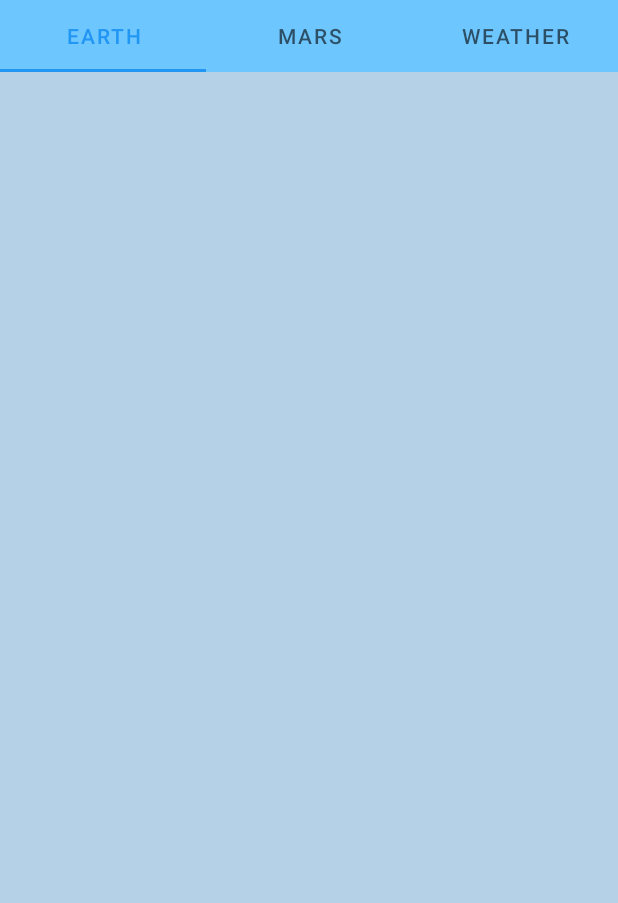
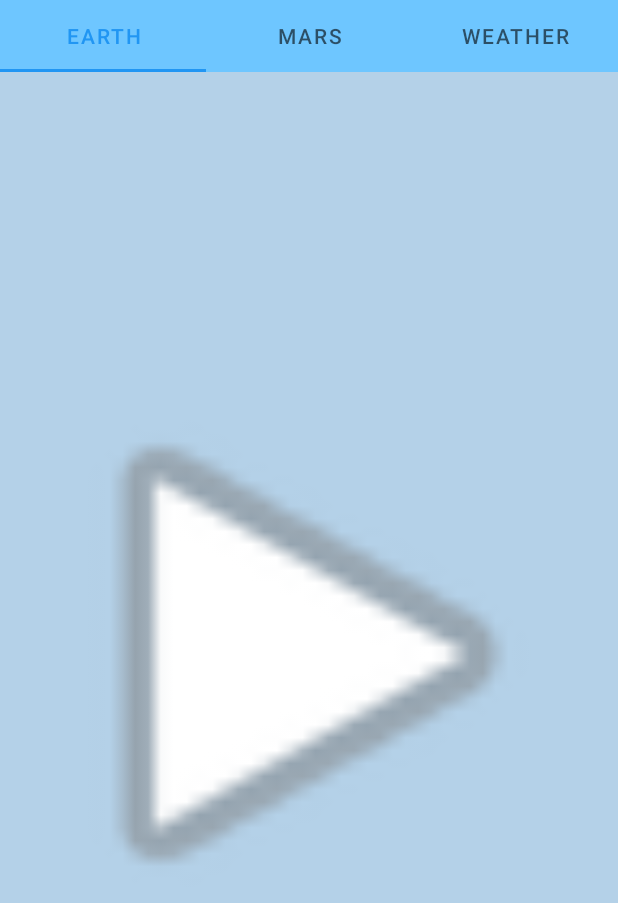
Before and after one commit to donspb/justpic, an Android app: the EarthFragment screen opened directly, with no data from a screen before it, on a phone screen of 412 x 824 dp. Shown: the top 903 px of the screen. Run offline under Robolectric (Android 15) with nearby library versions, the phone set to English and light mode, and no system bars; network calls fail.

Commit message:
Practice05-3

```diff
--- a/app/src/main/java/ru/gb/donspb/justpic/ui/addon/EarthFragment.kt
+++ b/app/src/main/java/ru/gb/donspb/justpic/ui/addon/EarthFragment.kt
@@ -1,62 +1,18 @@
 package ru.gb.donspb.justpic.ui.addon
 
 import android.os.Bundle
-import android.text.Layout
 import androidx.fragment.app.Fragment
 import android.view.LayoutInflater
 import android.view.View
 import android.view.ViewGroup
-import android.widget.ListAdapter
-import android.widget.TextView
-import android.widget.Toast
-import androidx.constraintlayout.widget.ConstraintSet
-import androidx.lifecycle.ViewModelProvider
-import androidx.lifecycle.Observer
-import androidx.recyclerview.widget.LinearLayoutManager
-import androidx.recyclerview.widget.RecyclerView
-import com.google.android.material.chip.Chip
 import ru.gb.donspb.justpic.R
-import ru.gb.donspb.justpic.model.*
-import java.util.*
 
 class EarthFragment : Fragment() {
-
-    private val adapter = EpicRecycler(
-    object: EpicRecycler.OnListItemClickListener {
-        override fun onItemClick(dataItem: EPICServerResponse) {
-            Toast.makeText(requireContext(), dataItem.date, Toast.LENGTH_SHORT).show()
-        }
-    }
-    )
-
-    private val viewModel by lazy {
-        ViewModelProvider(this).get(AddonViewModel::class.java)
-    }
 
     override fun onCreateView(
         inflater: LayoutInflater, container: ViewGroup?,
         savedInstanceState: Bundle?
     ): View? {
-        return inflater.inflate(R.layout.fragment_earth, container, false)
-    }
-
-    override fun onViewCreated(view: View, savedInstanceState: Bundle?) {
-        super.onViewCreated(view, savedInstanceState)
-        view.findViewById<RecyclerView>(R.id.recycler_earth).adapter = adapter
-        viewModel.getData().observe(this@EarthFragment, Observer<EpicData> { renderData(it) })
-    }
-
-    private fun renderData(data: EpicData) {
-        when (data) {
-            is EpicData.Success -> {
-                adapter.setData(data.serverResponseDataList)
-            }
-            is EpicData.Loading -> {
-                // TODO: showLoading()
-            }
-            is EpicData.Error -> {
-                // TODO: ShowError()
-            }
-        }
+        return inflater.inflate(R.layout.fragment_mars, container, false)
     }
 }
--- a/app/src/main/java/ru/gb/donspb/justpic/ui/addon/EpicRecycler.kt
+++ b/app/src/main/java/ru/gb/donspb/justpic/ui/rv/EpicRecycler.kt
@@ -1,6 +1,5 @@
-package ru.gb.donspb.justpic.ui.addon
+package ru.gb.donspb.justpic.ui.rv
 
-import android.util.Log
 import android.view.LayoutInflater
 import android.view.View
 import android.view.ViewGroup
--- a/app/src/main/res/layout/fragment_earth.xml
+++ b/app/src/main/res/layout/fragment_earth.xml
@@ -7,22 +7,9 @@
     android:layout_height="match_parent"
     tools:context=".ui.addon.EarthFragment">
 
-    <androidx.recyclerview.widget.RecyclerView
-        android:id="@+id/recycler_earth"
+    <ImageView
         android:layout_width="match_parent"
         android:layout_height="match_parent"
-        android:layout_margin="@dimen/recycler_margin"
-        app:layout_constraintTop_toTopOf="parent"
-        app:layout_constraintEnd_toEndOf="parent"
-        app:layout_constraintStart_toStartOf="parent"
-        app:layout_constraintBottom_toBottomOf="parent" />
-
-
-
-
-<!--    <ImageView-->
-<!--        android:layout_width="match_parent"-->
-<!--        android:layout_height="match_parent"-->
-<!--        app:srcCompat="@android:drawable/ic_lock_idle_low_battery"/>-->
+        app:srcCompat="@android:drawable/ic_lock_idle_low_battery"/>
 
 </androidx.constraintlayout.widget.ConstraintLayout>
```
Also changed, not shown: app/src/main/java/ru/gb/donspb/justpic/ui/main/BottomNavigationDrawerFragment.kt (+7 -1 lines), app/src/main/java/ru/gb/donspb/justpic/ui/rv/RecyclerFragment.kt (added, +70 -0 lines), app/src/main/res/layout/fragment_recycler.xml (added, +15 -0 lines), app/src/main/res/layout/recycler_epic_card.xml (+4 -4 lines).
